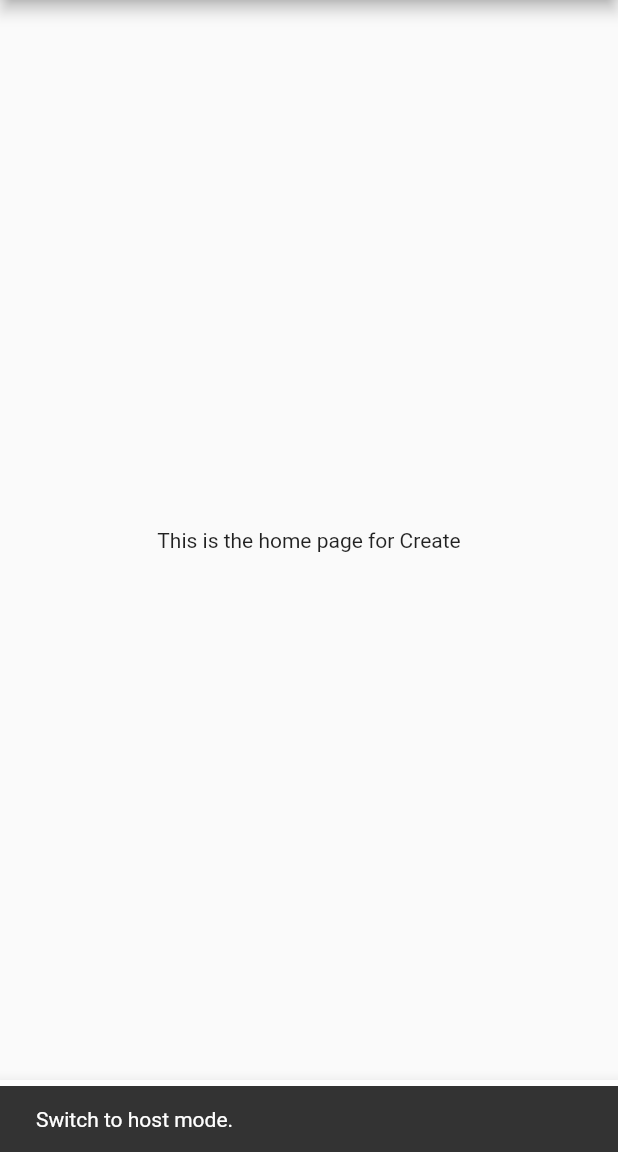
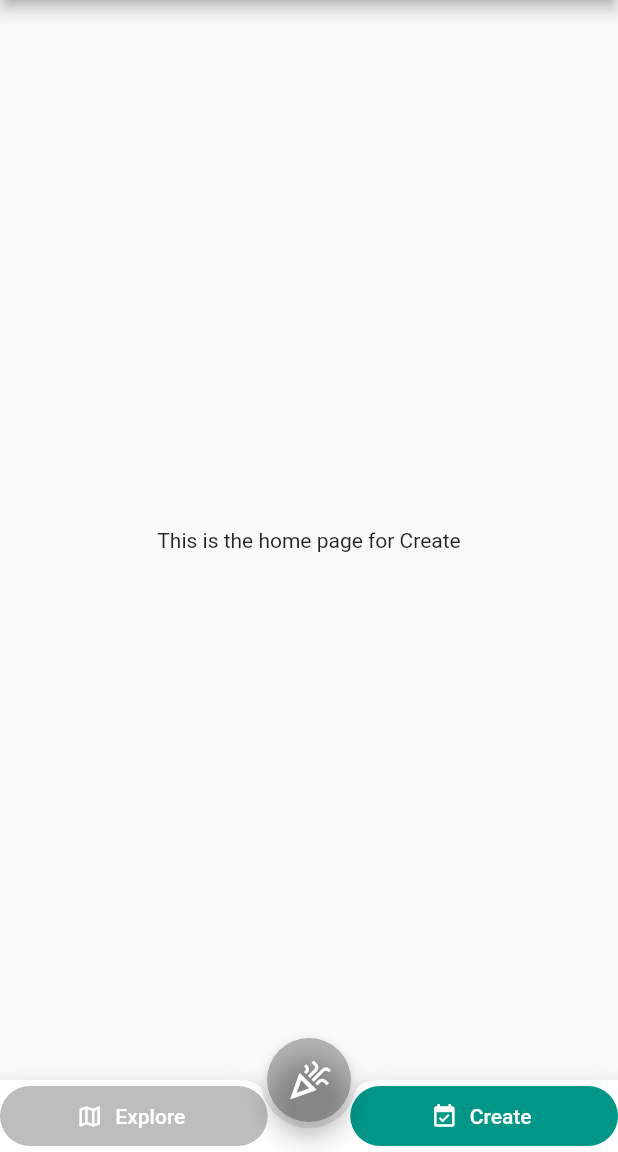
Before and after one commit to mick0974/partier, a Flutter app: the screen it shows after launch, after a tap on "Create", on a phone screen of 412 x 824 dp, the part 84-1236 px from its top. Run offline on Flutter 3.47's test engine with Material 2 defaults, Android fonts, the phone set to English and light mode, and no system bars; our stand-ins replace carousel_slider; missing offline and left inert: fancy_containers.

Commit message:
Create explore page and update bottom navigation bar.

```diff
--- a/lib/main.dart
+++ b/lib/main.dart
@@ -1,4 +1,5 @@
 import 'package:flutter/material.dart';
+import 'package:flutter/services.dart' ;
 
 import 'home_page.dart';
 
@@ -19,6 +20,11 @@ class Partier extends StatelessWidget {
 
 	@override
 	Widget build(BuildContext context) {
+		// Comando per impedire alla visualizzazione dell'app di
+		// ruotare quando si ruota lo schermo
+		SystemChrome.setPreferredOrientations([
+			DeviceOrientation.portraitUp,
+		]);
 		return MaterialApp(
 			title: 'Partier',
 			theme: ThemeData(
--- a/lib/page/discover_page/discover_page.dart
+++ b/lib/page/discover_page/discover_page.dart
@@ -1,72 +1,134 @@
-// import 'package:flutter/material.dart';
-//
-//
-// /// Home page of the application.
-// /// This widget will contain an upper bar and an istance of page widget. In
-// /// particular, through a button will get access to the user's options.
-// class DiscoverPage extends StatelessWidget {
-//   final String title = 'Partier';
-//
-//   const HomePage({super.key});
-//
-//   @override
-//   State<HomePage> createState() => _HomePageState();
-// }
-//
-// /// Defines the HomePage's layout and behaviour.
-// /// Every HomePage be Scaffold and will have:
-// /// * An AppBar containing title and IconButton (this last reidirecting to a
-// /// UserAccount widget);
-// /// * An instance of Page widget managing whether a DiscoverPage widget or a
-// /// UserPage widget should be displayed.
-// class _HomePageState extends State<HomePage> {
-//
-//   @override
-//   Widget build(BuildContext context) {
-//     // User-page button
-//     Widget userButton = IconButton(
-//       icon: const Icon(Icons.account_circle),
-//       iconSize: 35,
-//       tooltip: 'User page',
-//       onPressed: () {
-//         ScaffoldMessenger.of(context).showSnackBar(
-//             const SnackBar(content: Text('Not yet implemented.')));
-//       },
-//     );
-//
-//     return Scaffold(
-//       appBar: AppBar(
-//         title: Text(widget.title),
-//         actions: <Widget>[userButton],
-//       ),
-//       body: const Center(child: Text('This is the home page'),),
-//       bottomNavigationBar: BottomAppBar(
-//         child: Row(
-//           children: <Widget>[
-//             FilledButton.icon(
-//               onPressed: () {ScaffoldMessenger.of(context).showSnackBar(
-//                   const SnackBar(content: Text('Switch to explore mode.')));
-//               },
-//               label: const Text('Explore'),
-//               icon: const Icon(Icons.map_outlined),
-//               style: TextButton.styleFrom(
-//                 padding: EdgeInsets.symmetric(horizontal: MediaQuery.of(context).size.shortestSide/6.5),
-//               ),
-//             ),
-//             FilledButton.icon(
-//               onPressed: () {ScaffoldMessenger.of(context).showSnackBar(
-//                   const SnackBar(content: Text('Switch to host mode.')));
-//               },
-//               label: const Text('Create'),
-//               icon: const Icon(Icons.event_available_rounded),
-//               style: ElevatedButton.styleFrom(
-//                 primary: Colors.black26,
-//                 padding: EdgeInsets.symmetric(horizontal: MediaQuery.of(context).size.shortestSide/6.5),
-//               ),
-//             ),
-//           ],
-//         ),
-//       ),
-//     );
-//   }
-// }
+import 'package:flutter/material.dart';
+import 'package:fancy_containers/fancy_containers.dart';
+import 'package:carousel_slider/carousel_slider.dart';
+
+
+/// Home page of the application.
+/// This widget will contain an upper bar and an istance of page widget. In
+/// particular, through a button will get access to the user's options.
+class DiscoverPage extends StatefulWidget {
+  final String title = 'Partier';
+
+  const DiscoverPage({super.key});
+
+  @override
+  State<DiscoverPage> createState() => _DiscoverPage();
+}
+
+
+class _DiscoverPage extends State<DiscoverPage> {
+
+  List<int> top = <int>[];
+  List<int> bottom = <int>[0,1];
+
+  Widget banner = CarouselSlider(
+    options: CarouselOptions(
+        aspectRatio: 16/9,
+        enableInfiniteScroll: true,
+        autoPlay: true,
+        autoPlayInterval: Duration(seconds: 2),
+        autoPlayAnimationDuration: Duration(milliseconds: 800),
+        autoPlayCurve: Curves.fastOutSlowIn,
+        enlargeCenterPage: true,
+        enlargeFactor: 0.3,
+        scrollDirection: Axis.horizontal,
+    ),
+    items: ['assets/images/muse.png', 'assets/images/pinguini.jpg',
+      'assets/images/TOMORROWLAND.jpg'].map((i) {
+      return Builder(
+        builder: (BuildContext context) {
+          return Container(
+              // width: MediaQuery.of(context).size.width,
+              margin: EdgeInsets.symmetric(horizontal: 5.0),
+              decoration: BoxDecoration(
+                  color: Colors.white24
+              ),
+              child: Image.asset('$i')
+          );
+        },
+      );
+    }).toList(),
+  );
+
+
+  @override
+  Widget build(BuildContext context) {
+    const Key centerKey = ValueKey<String>('bottom-sliver-list');
+    return Scaffold(
+      // appBar: AppBar(
+      //   title: const Text('Events'),
+      //   centerTitle: true,
+      //   leading: IconButton(
+      //     icon: const Icon(Icons.add),
+      //     onPressed: () {
+      //       setState(() {
+      //         bottom.add(bottom.length);
+      //       });
+      //     },
+      //   ),
+      //   actions: <Widget>[
+      //     IconButton(
+      //       icon: Icon(
+      //         Icons.remove,
+      //         color: Colors.white,
+      //       ),
+      //       onPressed: () {
+      //         setState(() {
+      //           bottom.remove(bottom.length - 1);
+      //         });
+      //         // do something
+      //       },
+      //     )
+      //   ],
+      // ),
+      appBar: AppBar(
+        backgroundColor: Colors.white24,
+        toolbarHeight: 180,
+        flexibleSpace: SafeArea(
+          child: banner
+        ),
+      ),
+      body: CustomScrollView(
+        center: centerKey,
+        slivers: <Widget>[
+          SliverAppBar(),
+          SliverToBoxAdapter(
+            child: Container(
+              color: Color(0xff5c63f1),
+              height: 20,
+              child: Column(
+                mainAxisAlignment: MainAxisAlignment.end,
+                children: <Widget>[
+                  Container(
+                    height: 20,
+                    decoration: BoxDecoration(
+                      color: Colors.white,
+                      borderRadius: BorderRadius.only(
+                        topLeft: const Radius.circular(20.0),
+                        topRight: const Radius.circular(20.0),
+                      ),
+                    ),
+                  ),
+                ],
+              ),
+            ),
+          ),
+          SliverList(
+            key: centerKey,
+            delegate: SliverChildBuilderDelegate(
+                  (BuildContext context, int index) {
+                return const FancyContainer(
+                  title: 'Hello World!',
+                  color1: Colors.lightGreenAccent,
+                  color2: Colors.lightBlue,
+                  subtitle: 'This is a new event',
+                );
+              },
+              childCount: bottom.length,
+            ),
+          ),
+        ],
+      ),
+    );
+  }
+}
--- a/lib/page/wrap_widget.dart
+++ b/lib/page/wrap_widget.dart
@@ -1,4 +1,7 @@
+import 'dart:math';
+
 import 'package:flutter/material.dart';
+import 'discover_page/discover_page.dart';
 
 //import './bar/bar_widget.dart';
 
@@ -20,6 +23,7 @@ class WrapWidget extends StatefulWidget {
 class _WrapWidgetState extends State<WrapWidget> {
 	bool explore = true;
 	bool create = false;
+	bool central_b = false;
 
 	/// According to button's selcted boolean value changes the displayed page.
 	void switchPage() {
@@ -33,56 +37,85 @@ class _WrapWidgetState extends State<WrapWidget> {
 
 		return Scaffold(
 			body: explore
-				? const Center(child: Text('This is the home page for Explore'),) // qui ci va il richiamo alla classe principale dewl file discover_page.dart
-				: const Center(child: Text('This is the home page for Create'),), // qui il link per la create_page.dart
+				? DiscoverPage() // qui ci va il richiamo alla classe principale dewl file discover_page.dart
+				: create
+				? const Center(child: Text('This is the home page for Create'),) // qui il link per la create_page.dart
+				: const Center(child: Text('This is the home page for My Events'),), // qui il link per la my_events_page.dart
 			bottomNavigationBar: BottomAppBar(
+				shape: const CircularNotchedRectangle(),
 				child: Row(
-					mainAxisAlignment: MainAxisAlignment.spaceBetween,
+					mainAxisAlignment: MainAxisAlignment.spaceEvenly,
 					children: <Widget>[
-						FilledButton.icon(
-							onPressed: () {ScaffoldMessenger.of(context).showSnackBar(
-									const SnackBar(content: Text('Switch to explore mode.'),
-									duration: Duration(milliseconds: 1000)));
-									setState(() {
+						Expanded(
+							child:	FilledButton.icon(
+											onPressed: () {setState(() {
 														explore = true;
 														create = false;
+														central_b = false;
 													});
 												},
 											label: const Text('Explore'),
-							icon: const Icon(Icons.map_outlined),
+											icon: explore
+											? const Icon(Icons.map)
+											: const Icon(Icons.map_outlined),
 											style: explore
 													? ElevatedButton.styleFrom(
 														// minimumSize: const Size.fromHeight(1),
-										padding: EdgeInsets.symmetric(horizontal: MediaQuery.of(context).size.shortestSide/6.5),
+														// padding: EdgeInsets.symmetric(horizontal: MediaQuery.of(context).size.shortestSide/6.5),
 											)
 													: ElevatedButton.styleFrom(
 														primary: Colors.black26,
-										padding: EdgeInsets.symmetric(horizontal: MediaQuery.of(context).size.shortestSide/6.5),
+														// padding: EdgeInsets.symmetric(horizontal: MediaQuery.of(context).size.shortestSide/6.5),
 													),
 										),
-						FilledButton.icon(
-							onPressed: () => {ScaffoldMessenger.of(context).showSnackBar(
-									const SnackBar(content: Text('Switch to host mode.'),
-											duration: Duration(milliseconds: 1000))),
-									setState(() {
+						),
+						Container(width: 55, height: 1,),
+						Expanded(
+							child: FilledButton.icon(
+										onPressed: () => {setState(() {
 													create = true;
 													explore = false;
+													central_b = false;
 												})
 											},
 										label: const Text('Create'),
-							icon: const Icon(Icons.event_available_rounded),
+										icon: create
+												? const Icon(Icons.event_available)
+												: const Icon(Icons.event_available_outlined),
 										style: create
 												? ElevatedButton.styleFrom(
-								padding: EdgeInsets.symmetric(horizontal: MediaQuery.of(context).size.shortestSide/6.3),
+											// padding: EdgeInsets.symmetric(horizontal: MediaQuery.of(context).size.shortestSide/6.3),
 										)
 												: ElevatedButton.styleFrom(
 											primary: Colors.black26,
-								padding: EdgeInsets.symmetric(horizontal: MediaQuery.of(context).size.shortestSide/6.3),
+											// padding: EdgeInsets.symmetric(horizontal: MediaQuery.of(context).size.shortestSide/6.3),
+										),
 									),
 						),
 					],
 				),
 			),
+			floatingActionButton: FloatingActionButton(
+				onPressed: () => {setState(() {
+						explore = false;
+						create = false;
+						central_b = true;
+					})},
+				backgroundColor: central_b
+					? Colors.teal
+					: Colors.black26,
+				child: central_b
+							? Icon(
+								Icons.celebration,
+								size: 30.0,
+							)
+							: Icon(
+								Icons.celebration_outlined,
+								size: 30.0,
+								),
+				shape: CircleBorder(),
+			),
+			floatingActionButtonLocation: FloatingActionButtonLocation.centerDocked,
 		);
 	}
 }
--- a/pubspec.yaml
+++ b/pubspec.yaml
@@ -30,6 +30,8 @@ environment:
 dependencies:
   flutter:
     sdk: flutter
+  fancy_containers: ^0.0.1
+  carousel_slider: ^4.2.1
 
 
   # The following adds the Cupertino Icons font to your application.
@@ -57,6 +59,8 @@ flutter:
   # included with your application, so that you can use the icons in
   # the material Icons class.
   uses-material-design: true
+  assets:
+    - assets/images/
 
   # To add assets to your application, add an assets section, like this:
   # assets:
```
Also changed, not shown: assets/images/TOMORROWLAND.jpg (added), assets/images/image_2.png (added), assets/images/muse.png (added), assets/images/muse.webp (added), assets/images/pinguini.jpg (added), pubspec.lock. Lines whose indentation alone changed are shown as unchanged.
